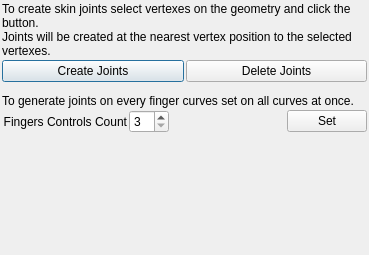
Old version of the form modules/batWing/batWing_widget.ui in the repository PavelCrow/RigStudio3.
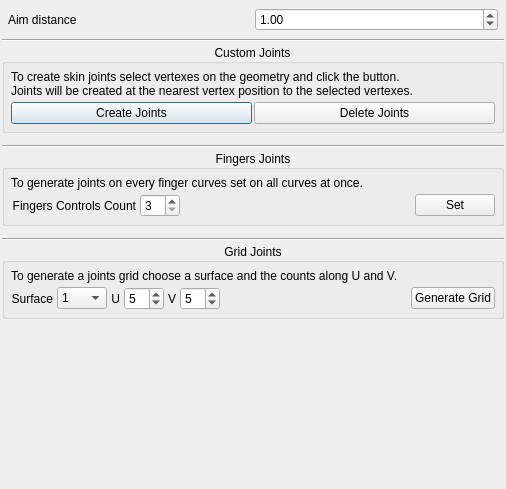
New version of the form.

Commit message: Version 3.28.04 - batWing: сетка костей, paramU/V и pos на скиновых костях

Patch:
```diff
--- a/modules/batWing/batWing_widget.ui
+++ b/modules/batWing/batWing_widget.ui
@@ -6,8 +6,8 @@
    <rect>
     <x>0</x>
     <y>0</y>
-    <width>369</width>
-    <height>255</height>
+    <width>506</width>
+    <height>489</height>
    </rect>
   </property>
   <property name="windowTitle">
@@ -30,6 +30,91 @@
     <number>2</number>
    </property>
    <item>
+    <widget class="QFrame" name="aim_frame">
+     <property name="frameShape">
+      <enum>QFrame::NoFrame</enum>
+     </property>
+     <property name="frameShadow">
+      <enum>QFrame::Plain</enum>
+     </property>
+     <property name="lineWidth">
+      <number>1</number>
+     </property>
+     <layout class="QVBoxLayout" name="aim_frame_layout">
+      <property name="spacing">
+       <number>4</number>
+      </property>
+      <property name="leftMargin">
+       <number>6</number>
+      </property>
+      <property name="topMargin">
+       <number>6</number>
+      </property>
+      <property name="rightMargin">
+       <number>6</number>
+      </property>
+      <property name="bottomMargin">
+       <number>6</number>
+      </property>
+      <item>
+       <layout class="QHBoxLayout" name="horizontalLayout_2">
+        <item>
+         <widget class="QLabel" name="label_3">
+          <property name="text">
+           <string>Aim distance</string>
+          </property>
+         </widget>
+        </item>
+        <item>
+         <widget class="QDoubleSpinBox" name="aimDistance_spinBox">
+          <property name="maximum">
+           <double>100000.000000000000000</double>
+          </property>
+          <property name="singleStep">
+           <double>0.100000000000000</double>
+          </property>
+          <property name="value">
+           <double>1.000000000000000</double>
+          </property>
+         </widget>
+        </item>
+       </layout>
+      </item>
+     </layout>
+    </widget>
+   </item>
+   <item>
+    <widget class="Line" name="line">
+     <property name="orientation">
+      <enum>Qt::Horizontal</enum>
+     </property>
+    </widget>
+   </item>
+   <item>
+    <widget class="QGroupBox" name="joints_groupBox">
+     <property name="title">
+      <string>Custom Joints</string>
+     </property>
+     <property name="alignment">
+      <set>Qt::AlignCenter</set>
+     </property>
+     <layout class="QVBoxLayout" name="joints_frame_layout">
+      <property name="spacing">
+       <number>4</number>
+      </property>
+      <property name="leftMargin">
+       <number>6</number>
+      </property>
+      <property name="topMargin">
+       <number>6</number>
+      </property>
+      <property name="rightMargin">
+       <number>6</number>
+      </property>
+      <property name="bottomMargin">
+       <number>6</number>
+      </property>
+      <item>
     <widget class="QLabel" name="label">
      <property name="text">
       <string>To create skin joints select vertexes on the geometry and click the button.
@@ -61,6 +146,9 @@
      </item>
     </layout>
    </item>
+     </layout>
+    </widget>
+   </item>
    <item>
     <spacer name="verticalSpacer_3">
      <property name="orientation">
@@ -78,6 +166,37 @@
     </spacer>
    </item>
    <item>
+    <widget class="Line" name="line_2">
+     <property name="orientation">
+      <enum>Qt::Horizontal</enum>
+     </property>
+    </widget>
+   </item>
+   <item>
+    <widget class="QGroupBox" name="fingers_groupBox">
+     <property name="title">
+      <string>Fingers Joints</string>
+     </property>
+     <property name="alignment">
+      <set>Qt::AlignCenter</set>
+     </property>
+     <layout class="QVBoxLayout" name="fingers_frame_layout">
+      <property name="spacing">
+       <number>4</number>
+      </property>
+      <property name="leftMargin">
+       <number>6</number>
+      </property>
+      <property name="topMargin">
+       <number>6</number>
+      </property>
+      <property name="rightMargin">
+       <number>6</number>
+      </property>
+      <property name="bottomMargin">
+       <number>6</number>
+      </property>
+      <item>
     <widget class="QLabel" name="label_2">
      <property name="text">
       <string>To generate joints on every finger curves set on all curves at once.</string>
@@ -152,6 +271,9 @@
      </item>
     </layout>
    </item>
+     </layout>
+    </widget>
+   </item>
    <item>
     <spacer name="verticalSpacer">
      <property name="orientation">
@@ -168,6 +290,190 @@
      </property>
     </spacer>
    </item>
+   <item>
+    <widget class="Line" name="line_3">
+     <property name="orientation">
+      <enum>Qt::Horizontal</enum>
+     </property>
+    </widget>
+   </item>
+   <item>
+    <widget class="QGroupBox" name="grid_groupBox">
+     <property name="title">
+      <string>Grid Joints</string>
+     </property>
+     <property name="alignment">
+      <set>Qt::AlignCenter</set>
+     </property>
+     <layout class="QVBoxLayout" name="grid_frame_layout">
+      <property name="spacing">
+       <number>4</number>
+      </property>
+      <property name="leftMargin">
+       <number>6</number>
+      </property>
+      <property name="topMargin">
+       <number>6</number>
+      </property>
+      <property name="rightMargin">
+       <number>6</number>
+      </property>
+      <property name="bottomMargin">
+       <number>6</number>
+      </property>
+      <item>
+       <widget class="QLabel" name="label_grid">
+        <property name="text">
+         <string>To generate a joints grid choose a surface and the counts along U and V.</string>
+        </property>
+        <property name="wordWrap">
+         <bool>true</bool>
+        </property>
+       </widget>
+      </item>
+      <item>
+       <layout class="QHBoxLayout" name="horizontalLayout_grid">
+        <item>
+         <widget class="QLabel" name="gridSurface_label">
+          <property name="text">
+           <string>Surface</string>
+          </property>
+          <property name="alignment">
+           <set>Qt::AlignRight|Qt::AlignTrailing|Qt::AlignVCenter</set>
+          </property>
+         </widget>
+        </item>
+        <item>
+         <widget class="QComboBox" name="gridSurface_comboBox">
+          <property name="minimumSize">
+           <size>
+            <width>50</width>
+            <height>0</height>
+           </size>
+          </property>
+          <property name="maximumSize">
+           <size>
+            <width>50</width>
+            <height>16777215</height>
+           </size>
+          </property>
+          <item>
+           <property name="text">
+            <string>1</string>
+           </property>
+          </item>
+          <item>
+           <property name="text">
+            <string>2</string>
+           </property>
+          </item>
+          <item>
+           <property name="text">
+            <string>3</string>
+           </property>
+          </item>
+          <item>
+           <property name="text">
+            <string>4</string>
+           </property>
+          </item>
+         </widget>
+        </item>
+        <item>
+         <widget class="QLabel" name="gridCountU_label">
+          <property name="text">
+           <string>U</string>
+          </property>
+          <property name="alignment">
+           <set>Qt::AlignRight|Qt::AlignTrailing|Qt::AlignVCenter</set>
+          </property>
+         </widget>
+        </item>
+        <item>
+         <widget class="QSpinBox" name="gridCountU_spinBox">
+          <property name="minimumSize">
+           <size>
+            <width>40</width>
+            <height>0</height>
+           </size>
+          </property>
+          <property name="maximumSize">
+           <size>
+            <width>40</width>
+            <height>16777215</height>
+           </size>
+          </property>
+          <property name="minimum">
+           <number>1</number>
+          </property>
+          <property name="maximum">
+           <number>100</number>
+          </property>
+          <property name="value">
+           <number>5</number>
+          </property>
+         </widget>
+        </item>
+        <item>
+         <widget class="QLabel" name="gridCountV_label">
+          <property name="text">
+           <string>V</string>
+          </property>
+          <property name="alignment">
+           <set>Qt::AlignRight|Qt::AlignTrailing|Qt::AlignVCenter</set>
+          </property>
+         </widget>
+        </item>
+        <item>
+         <widget class="QSpinBox" name="gridCountV_spinBox">
+          <property name="minimumSize">
+           <size>
+            <width>40</width>
+            <height>0</height>
+           </size>
+          </property>
+          <property name="maximumSize">
+           <size>
+            <width>40</width>
+            <height>16777215</height>
+           </size>
+          </property>
+          <property name="minimum">
+           <number>1</number>
+          </property>
+          <property name="maximum">
+           <number>100</number>
+          </property>
+          <property name="value">
+           <number>5</number>
+          </property>
+         </widget>
+        </item>
+        <item>
+         <spacer name="horizontalSpacer_grid">
+          <property name="orientation">
+           <enum>Qt::Horizontal</enum>
+          </property>
+          <property name="sizeHint" stdset="0">
+           <size>
+            <width>0</width>
+            <height>20</height>
+           </size>
+          </property>
+         </spacer>
+        </item>
+        <item>
+         <widget class="QPushButton" name="generateGrid_btn">
+          <property name="text">
+           <string>Generate Grid</string>
+          </property>
+         </widget>
+        </item>
+       </layout>
+      </item>
+     </layout>
+    </widget>
+   </item>
    <item>
     <widget class="QFrame" name="delete_frame">
      <property name="frameShape">
```
Left out of the diff: 2 changed lines with no effect on the pictures. Lines whose indentation alone changed are shown as unchanged. The commit also changes 9 other files.
